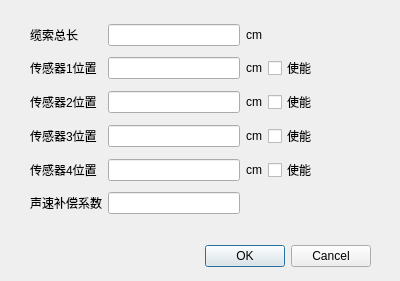
Old version of the form Dialog_ParamConfig.ui in the repository imjustadog/AE-ANALYSIS-GUI.
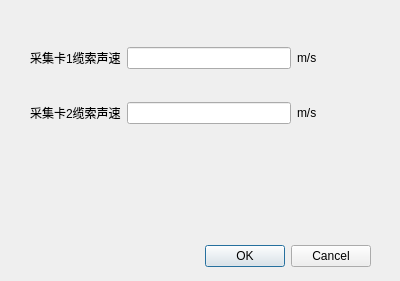
New version of the form.

Patch:
```diff
--- a/Dialog_ParamConfig.ui
+++ b/Dialog_ParamConfig.ui
@@ -35,130 +35,41 @@
      <x>30</x>
      <y>20</y>
      <width>287</width>
-     <height>198</height>
+     <height>131</height>
     </rect>
    </property>
    <layout class="QGridLayout" name="gridLayout">
-    <item row="0" column="0">
-     <widget class="QLabel" name="label">
-      <property name="text">
-       <string>缆索总长</string>
-      </property>
-     </widget>
-    </item>
-    <item row="1" column="1">
-     <widget class="QLineEdit" name="lineEdit_sensor1loc"/>
-    </item>
-    <item row="1" column="2">
-     <widget class="QLabel" name="label_5">
-      <property name="text">
-       <string>cm</string>
-      </property>
-     </widget>
-    </item>
-    <item row="2" column="0">
-     <widget class="QLabel" name="label_3">
-      <property name="text">
-       <string>传感器2位置</string>
-      </property>
-     </widget>
-    </item>
     <item row="0" column="1">
-     <widget class="QLineEdit" name="lineEdit_cablelength"/>
+     <widget class="QLineEdit" name="lineEdit_card1_acoustic_speed"/>
+    </item>
+    <item row="0" column="2">
+     <widget class="QLabel" name="label_5">
+      <property name="text">
+       <string>m/s</string>
+      </property>
+     </widget>
     </item>
     <item row="1" column="0">
+     <widget class="QLabel" name="label_3">
+      <property name="text">
+       <string>采集卡2缆索声速</string>
+      </property>
+     </widget>
+    </item>
+    <item row="0" column="0">
      <widget class="QLabel" name="label_2">
       <property name="text">
-       <string>传感器1位置</string>
+       <string>采集卡1缆索声速</string>
       </property>
      </widget>
     </item>
-    <item row="2" column="1">
-     <widget class="QLineEdit" name="lineEdit_sensor2loc"/>
+    <item row="1" column="1">
+     <widget class="QLineEdit" name="lineEdit_card2_acoustic_speed"/>
     </item>
-    <item row="2" column="2">
+    <item row="1" column="2">
      <widget class="QLabel" name="label_6">
       <property name="text">
-       <string>cm</string>
-      </property>
-     </widget>
-    </item>
-    <item row="0" column="2">
-     <widget class="QLabel" name="label_4">
-      <property name="text">
-       <string>cm</string>
-      </property>
-     </widget>
-    </item>
-    <item row="5" column="0">
-     <widget class="QLabel" name="label_7">
-      <property name="text">
-       <string>声速补偿系数</string>
-      </property>
-     </widget>
-    </item>
-    <item row="5" column="1">
-     <widget class="QLineEdit" name="lineEdit_speedcompensate"/>
-    </item>
-    <item row="2" column="3">
-     <widget class="QCheckBox" name="checkBox_sensor2enabled">
-      <property name="text">
-       <string>使能</string>
-      </property>
-     </widget>
-    </item>
-    <item row="1" column="3">
-     <widget class="QCheckBox" name="checkBox_sensor1enabled">
-      <property name="text">
-       <string>使能</string>
-      </property>
-     </widget>
-    </item>
-    <item row="3" column="1">
-     <widget class="QLineEdit" name="lineEdit_sensor3loc"/>
-    </item>
-    <item row="4" column="1">
-     <widget class="QLineEdit" name="lineEdit_sensor4loc"/>
-    </item>
-    <item row="3" column="0">
-     <widget class="QLabel" name="label_8">
-      <property name="text">
-       <string>传感器3位置</string>
-      </property>
-     </widget>
-    </item>
-    <item row="4" column="0">
-     <widget class="QLabel" name="label_9">
-      <property name="text">
-       <string>传感器4位置</string>
-      </property>
-     </widget>
-    </item>
-    <item row="3" column="2">
-     <widget class="QLabel" name="label_10">
-      <property name="text">
-       <string>cm</string>
-      </property>
-     </widget>
-    </item>
-    <item row="4" column="2">
-     <widget class="QLabel" name="label_11">
-      <property name="text">
-       <string>cm</string>
-      </property>
-     </widget>
-    </item>
-    <item row="3" column="3">
-     <widget class="QCheckBox" name="checkBox_sensor3enabled">
-      <property name="text">
-       <string>使能</string>
-      </property>
-     </widget>
-    </item>
-    <item row="4" column="3">
-     <widget class="QCheckBox" name="checkBox_sensor4enabled">
-      <property name="text">
-       <string>使能</string>
+       <string>m/s</string>
       </property>
      </widget>
     </item>
```
